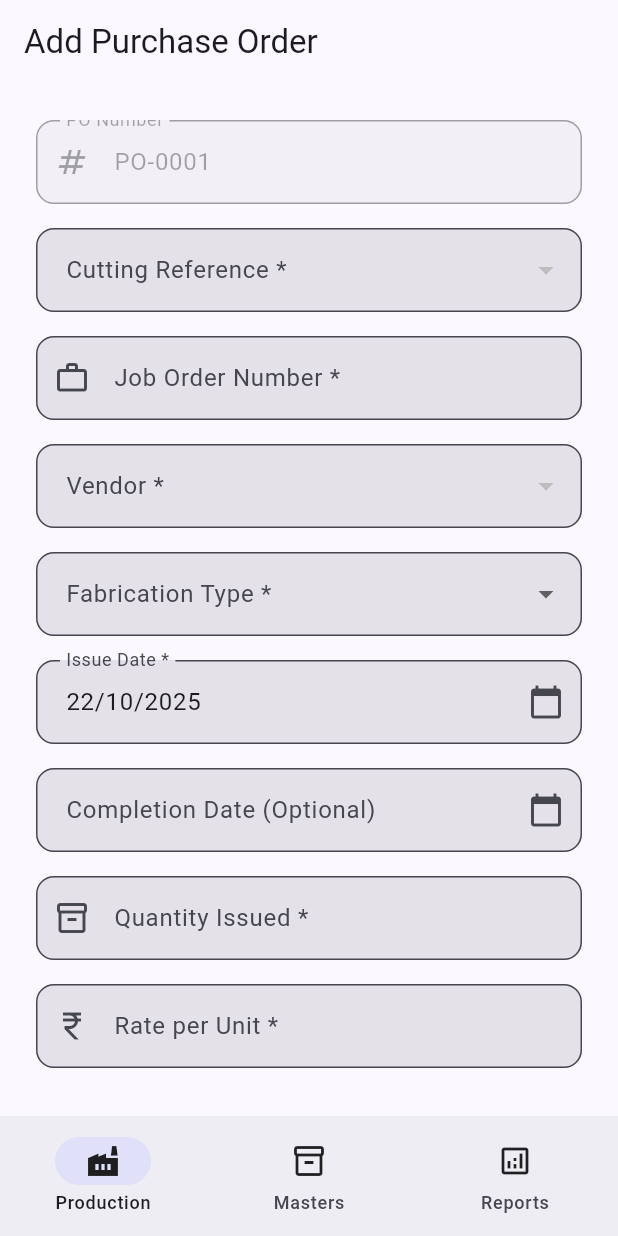
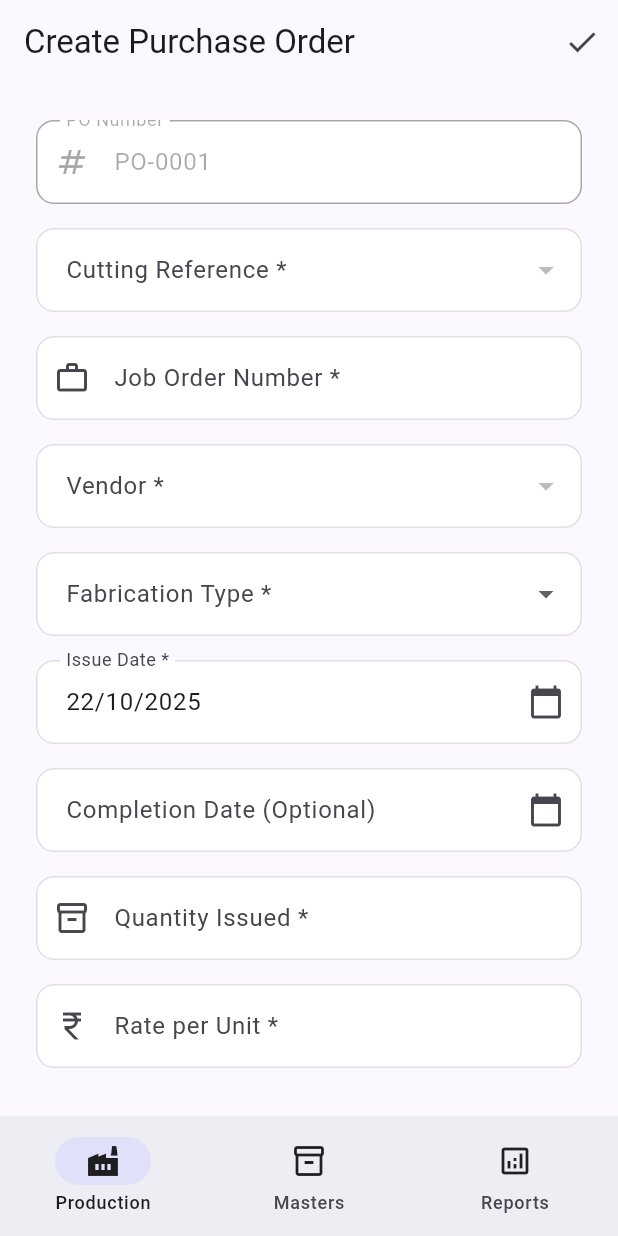
Before and after one commit to vinaximus/stylemake, a Flutter app: the PoFormScreen screen opened by its route, on a phone screen of 412 x 824 dp. Run offline on Flutter 3.47's test engine with Material 3 defaults, Android fonts, the light colour scheme and no system bars; our stand-ins replace flutter_dotenv, flutter_riverpod, go_router, pdf, printing, supabase_flutter; accounts and stored records are empty.

Commit message:
Phase 10: UI/UX polish, accessibility, and tests\n\n- Refine Material 3 theme (inputs, buttons)\n- Add tooltips to primary actions (forms, export)\n- Normalize responsive widths via existing ResponsiveCenter\n- Expand validators unit tests\n- Add widget tests for Cutting/PO/Receipt forms and receipts navigation smoke

```diff
--- a/lib/core/theme/app_theme.dart
+++ b/lib/core/theme/app_theme.dart
@@ -32,14 +32,32 @@ class AppTheme {
     // Input decoration theme
     inputDecorationTheme: InputDecorationTheme(
       filled: true,
+      fillColor: AppColors.surface,
+      contentPadding: const EdgeInsets.symmetric(horizontal: 16, vertical: 16),
       border: OutlineInputBorder(borderRadius: BorderRadius.circular(12)),
-      contentPadding: const EdgeInsets.symmetric(horizontal: 16, vertical: 16),
+      enabledBorder: OutlineInputBorder(
+        borderRadius: BorderRadius.circular(12),
+        borderSide: BorderSide(color: AppColors.grey300),
+      ),
+      focusedBorder: OutlineInputBorder(
+        borderRadius: BorderRadius.circular(12),
+        borderSide: BorderSide(color: AppColors.primary, width: 2),
+      ),
+      errorBorder: OutlineInputBorder(
+        borderRadius: BorderRadius.circular(12),
+        borderSide: BorderSide(color: AppColors.error, width: 1.5),
+      ),
+      focusedErrorBorder: OutlineInputBorder(
+        borderRadius: BorderRadius.circular(12),
+        borderSide: BorderSide(color: AppColors.error, width: 2),
+      ),
     ),
 
     // Button themes
     elevatedButtonTheme: ElevatedButtonThemeData(
       style: ElevatedButton.styleFrom(
         padding: const EdgeInsets.symmetric(horizontal: 24, vertical: 12),
+        minimumSize: const Size(120, 44),
         shape: RoundedRectangleBorder(borderRadius: BorderRadius.circular(12)),
       ),
     ),
@@ -47,6 +65,7 @@ class AppTheme {
     filledButtonTheme: FilledButtonThemeData(
       style: FilledButton.styleFrom(
         padding: const EdgeInsets.symmetric(horizontal: 24, vertical: 12),
+        minimumSize: const Size(120, 44),
         shape: RoundedRectangleBorder(borderRadius: BorderRadius.circular(12)),
       ),
     ),
@@ -54,6 +73,7 @@ class AppTheme {
     textButtonTheme: TextButtonThemeData(
       style: TextButton.styleFrom(
         padding: const EdgeInsets.symmetric(horizontal: 16, vertical: 8),
+        minimumSize: const Size(88, 40),
         shape: RoundedRectangleBorder(borderRadius: BorderRadius.circular(8)),
       ),
     ),
--- a/lib/features/production/screens/pos/po_form_screen.dart
+++ b/lib/features/production/screens/pos/po_form_screen.dart
@@ -210,7 +210,14 @@ class _PoFormScreenState extends ConsumerState<PoFormScreen> {
 
     return Scaffold(
       appBar: AppBar(
-        title: Text(_isEditMode ? 'Edit Purchase Order' : 'Add Purchase Order'),
+        title: Text(_isEditMode ? 'Edit Purchase Order' : 'Create Purchase Order'),
+        actions: [
+          IconButton(
+            tooltip: 'Save purchase order',
+            onPressed: _isSaving ? null : _savePo,
+            icon: const Icon(Icons.check),
+          ),
+        ],
       ),
       body: ResponsiveCenter(
         maxWidth: LayoutConstants.maxFormWidth,
--- a/lib/features/production/screens/receipts/receipt_form_screen.dart
+++ b/lib/features/production/screens/receipts/receipt_form_screen.dart
@@ -166,7 +166,13 @@ class _ReceiptFormScreenState extends ConsumerState<ReceiptFormScreen> {
     );
 
     return Scaffold(
-      appBar: AppBar(title: Text(_isEditMode ? 'Edit Receipt' : 'Add Receipt')),
+      appBar: AppBar(title: Text(_isEditMode ? 'Edit Receipt' : 'Add Receipt'), actions: [
+        IconButton(
+          tooltip: 'Save receipt',
+          onPressed: _isSaving ? null : _save,
+          icon: const Icon(Icons.check),
+        ),
+      ]),
       body: ResponsiveCenter(
         maxWidth: LayoutConstants.maxFormWidth,
         padding: const EdgeInsets.all(LayoutConstants.paddingLarge),
@@ -246,7 +252,7 @@ class _ReceiptFormScreenState extends ConsumerState<ReceiptFormScreen> {
                                 width: 20,
                                 child: CircularProgressIndicator(strokeWidth: 2),
                               )
-                            : Text(_isEditMode ? 'Update Receipt' : 'Create Receipt'),
+                            : const Tooltip(message: 'Save receipt', child: Text('Create Receipt')),
                       ),
                     ),
                   ],
--- a/lib/features/reports/screens/production_summary_screen.dart
+++ b/lib/features/reports/screens/production_summary_screen.dart
@@ -80,6 +80,8 @@ class ProductionSummaryScreen extends ConsumerWidget {
                         const SizedBox(height: LayoutConstants.spaceLarge),
                         Align(
                           alignment: Alignment.centerRight,
+                          child: Tooltip(
+                            message: 'Export CSV',
                             child: FilledButton.icon(
                               onPressed: () {
                                 final rows = [
@@ -108,6 +110,7 @@ class ProductionSummaryScreen extends ConsumerWidget {
                               },
                               icon: const Icon(Icons.download),
                               label: const Text('Export CSV'),
+                            ),
                           ),
                         ),
                       ],
```
Also changed, not shown: lib/features/production/screens/bills/bill_form_screen.dart (+11 -2 lines), lib/features/production/screens/cuttings/cutting_form_screen.dart (+10 -1 lines), lib/features/production/screens/issues/issue_form_screen.dart (+8 -3 lines), 5 other files. Lines whose indentation alone changed are shown as unchanged.
